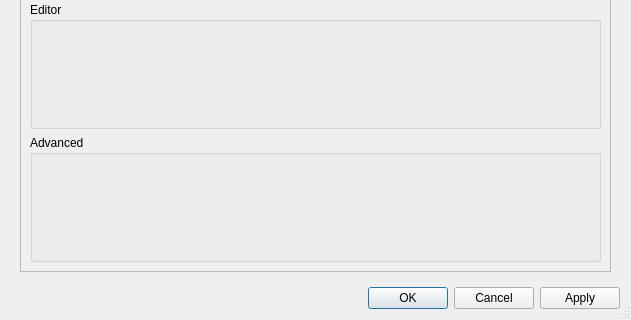
Before: the Qt Designer form src/plume/gui/preferences.ui in jacquetc/skribisto, drawn with Qt 5; both pictures show x 0 to 631 and y 188 to 508 of the 631 by 508 pixel window.
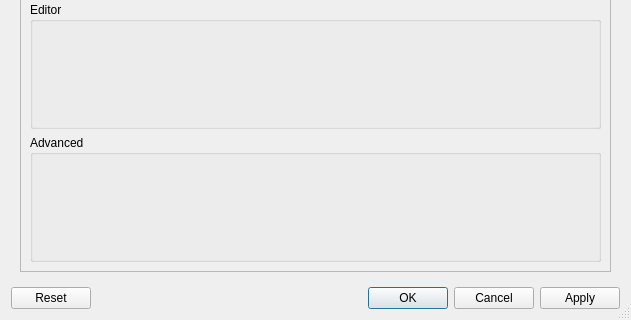
After: the same form once the commit is applied. Icons and pictures are not drawn.

```diff
--- a/src/plume/gui/preferences.ui
+++ b/src/plume/gui/preferences.ui
@@ -160,7 +160,7 @@
       <enum>Qt::Horizontal</enum>
      </property>
      <property name="standardButtons">
-      <set>QDialogButtonBox::Apply|QDialogButtonBox::Cancel|QDialogButtonBox::Ok</set>
+      <set>QDialogButtonBox::Apply|QDialogButtonBox::Cancel|QDialogButtonBox::Ok|QDialogButtonBox::Reset</set>
      </property>
     </widget>
    </item>
```
Left out of the diff: 2 changed lines with no effect on the pictures.
